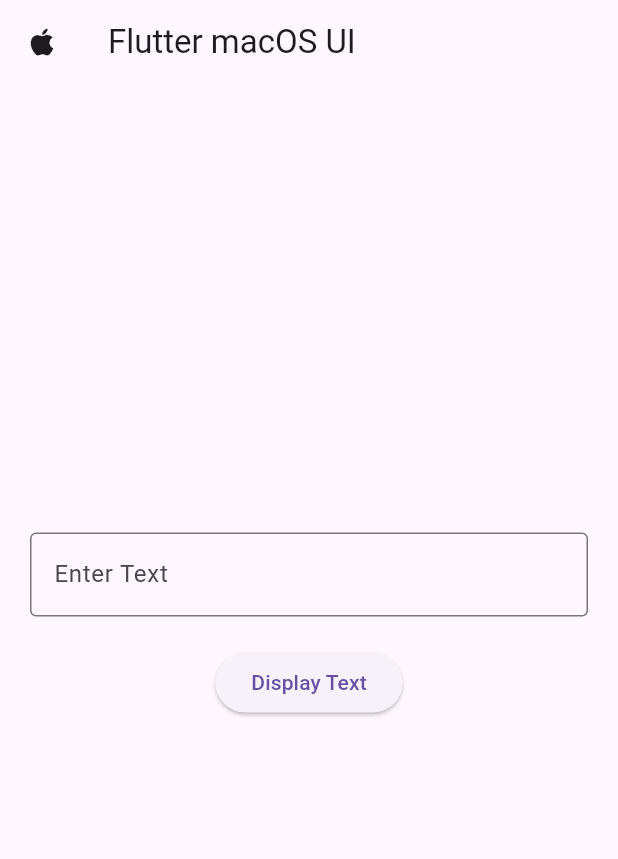
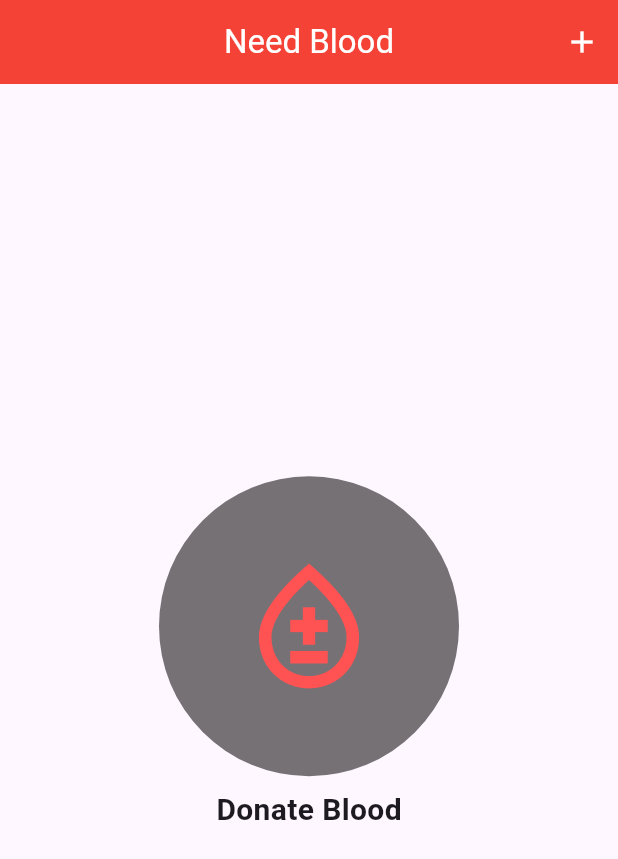
Before and after one commit to mdnahidhossen1911/Flutter_8_project, a Flutter app: the screen it shows after launch, on a phone screen of 412 x 824 dp. Shown: the top 859 px of the screen. Run offline on Flutter 3.47's test engine with Material 3 defaults, Android fonts, the phone set to English and light mode, and no system bars.

Commit message:
Need Blood

```diff
--- a/lib/main.dart
+++ b/lib/main.dart
@@ -1,69 +1,62 @@
+import 'package:flutter/cupertino.dart';
 import 'package:flutter/material.dart';
 
-void main() {
-  runApp(MyMacOSApp());
+void main(){
+  runApp(Myapp());
 }
 
-class MyMacOSApp extends StatelessWidget {
+class Myapp extends StatelessWidget {
+  const Myapp({super.key});
+
   @override
   Widget build(BuildContext context) {
-    return MaterialApp(
-      title: 'Flutter macOS App',
-      theme: ThemeData(
-        primarySwatch: Colors.blue,
-        visualDensity: VisualDensity.adaptivePlatformDensity,
-      ),
-      home: MyHomePage(),
+    return const MaterialApp(
+      debugShowCheckedModeBanner: false,
+      title: 'Live test 2',
+      home: HomeActivity(),
     );
   }
 }
 
-class MyHomePage extends StatefulWidget {
-  @override
-  _MyHomePageState createState() => _MyHomePageState();
-}
 
-class _MyHomePageState extends State<MyHomePage> {
-  TextEditingController _controller = TextEditingController();
-  String _displayText = '';
+class HomeActivity extends StatelessWidget {
+  const HomeActivity({super.key});
 
   @override
   Widget build(BuildContext context) {
-    return Scaffold(
+    return  Scaffold(
       appBar: AppBar(
-        title: Text('Flutter macOS UI'),
-        leading: Icon(Icons.apple), // Mac-specific icon
+        backgroundColor: Colors.red,
+        title: Text('Need Blood',style: TextStyle(color: Colors.white),),
+        centerTitle: true,
+        actions: [
+          IconButton(onPressed: (){}, icon: Icon(Icons.add,color: Colors.white,))
+        ],
       ),
-      body: Padding(
-        padding: EdgeInsets.all(20),
+
+      body: const Center(
         child: Column(
-          mainAxisAlignment: MainAxisAlignment.center,
-          crossAxisAlignment: CrossAxisAlignment.center,
+          mainAxisSize: MainAxisSize.min,
           children: [
-            TextField(
-              controller: _controller,
-              decoration: InputDecoration(
-                labelText: 'Enter Text',
-                border: OutlineInputBorder(),
+
+            SizedBox(
+              height: 200,
+              width: 200,
+              child: CircleAvatar(
+                backgroundColor: Colors.black54,
+                child: Icon(Icons.bloodtype_outlined,color: Colors.redAccent,size: 100,),
               ),
             ),
-            SizedBox(height: 20),
-            ElevatedButton(
-              onPressed: () {
-                setState(() {
-                  _displayText = _controller.text;
-                });
-              },
-              child: Text('Display Text'),
-            ),
-            SizedBox(height: 20),
-            Text(
-              _displayText,
-              style: TextStyle(fontSize: 18),
-            ),
+
+            Padding(
+              padding: EdgeInsets.all(8.0),
+              child: Text('Donate Blood',style: TextStyle(fontSize: 20,fontWeight: FontWeight.bold),),
+            )
+
           ],
         ),
       ),
+
     );
   }
 }
```
Also changed, not shown: 1 other file.
